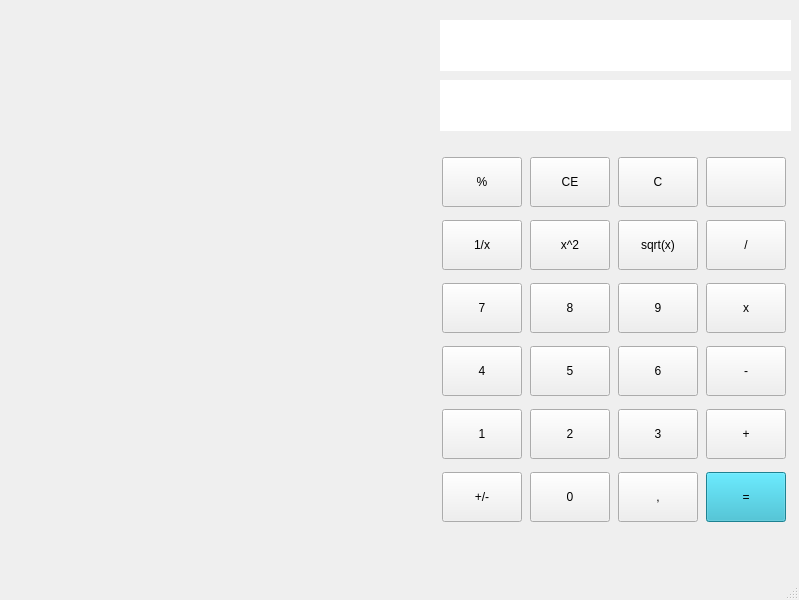
Qt form src/gui/main_window.ui (ItzCornflakez/qt-calculator) before a commit.
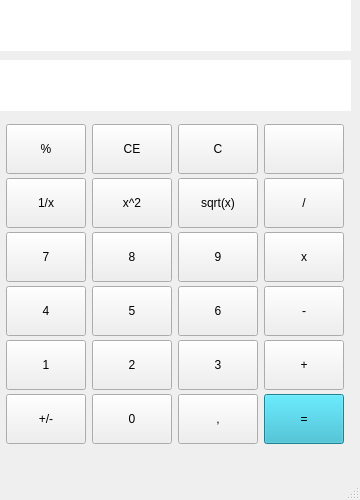
The same form after that commit. Icons and pictures are not drawn.

Commit message: Compiled version. Fixed some formating issues and made several improvements to core button functionalites. What remains is what happens when you repeatedly press 1/x, square and square root buttons. Another button that needs to have added functionality is +- button

Patch:
```diff
--- a/src/gui/main_window.ui
+++ b/src/gui/main_window.ui
@@ -2,14 +2,29 @@
 <ui version="4.0">
  <class>MainWindow</class>
  <widget class="QMainWindow" name="MainWindow">
+  <property name="enabled">
+   <bool>true</bool>
+  </property>
   <property name="geometry">
    <rect>
     <x>0</x>
     <y>0</y>
-    <width>799</width>
-    <height>600</height>
+    <width>360</width>
+    <height>500</height>
    </rect>
   </property>
+  <property name="sizePolicy">
+   <sizepolicy hsizetype="Preferred" vsizetype="Preferred">
+    <horstretch>0</horstretch>
+    <verstretch>0</verstretch>
+   </sizepolicy>
+  </property>
+  <property name="minimumSize">
+   <size>
+    <width>360</width>
+    <height>500</height>
+   </size>
+  </property>
   <property name="windowTitle">
    <string>Calculator</string>
   </property>
@@ -17,13 +32,16 @@
    <widget class="QWidget" name="gridLayoutWidget">
     <property name="geometry">
      <rect>
-      <x>440</x>
-      <y>150</y>
+      <x>0</x>
+      <y>120</y>
       <width>351</width>
-      <height>381</height>
+      <height>331</height>
      </rect>
     </property>
     <layout class="QGridLayout" name="gridLayout" rowstretch="0,0,0,0,0,0">
+     <property name="spacing">
+      <number>0</number>
+     </property>
      <item row="4" column="2">
       <widget class="QPushButton" name="pushButton3">
        <property name="maximumSize">
@@ -822,8 +840,8 @@
    <widget class="QTextBrowser" name="tempTextHistoryBrowser">
     <property name="geometry">
      <rect>
-      <x>440</x>
-      <y>20</y>
+      <x>0</x>
+      <y>0</y>
       <width>351</width>
       <height>51</height>
      </rect>
@@ -859,8 +877,8 @@
    <widget class="QTextBrowser" name="calculationTextBrowser">
     <property name="geometry">
      <rect>
-      <x>440</x>
-      <y>80</y>
+      <x>0</x>
+      <y>60</y>
       <width>351</width>
       <height>51</height>
      </rect>
```
Left out of the diff: 4 changed lines with no effect on the pictures. The commit also changes 2 other files.
